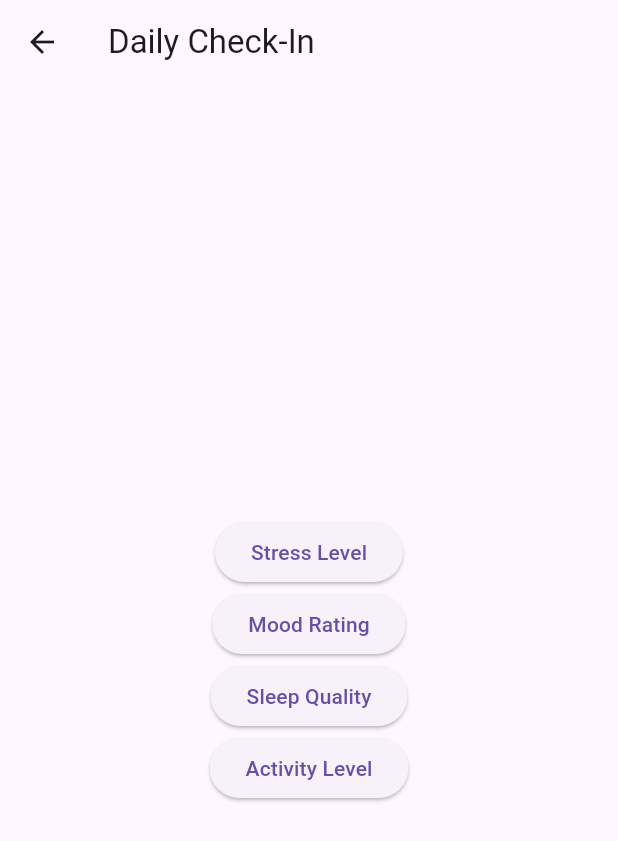
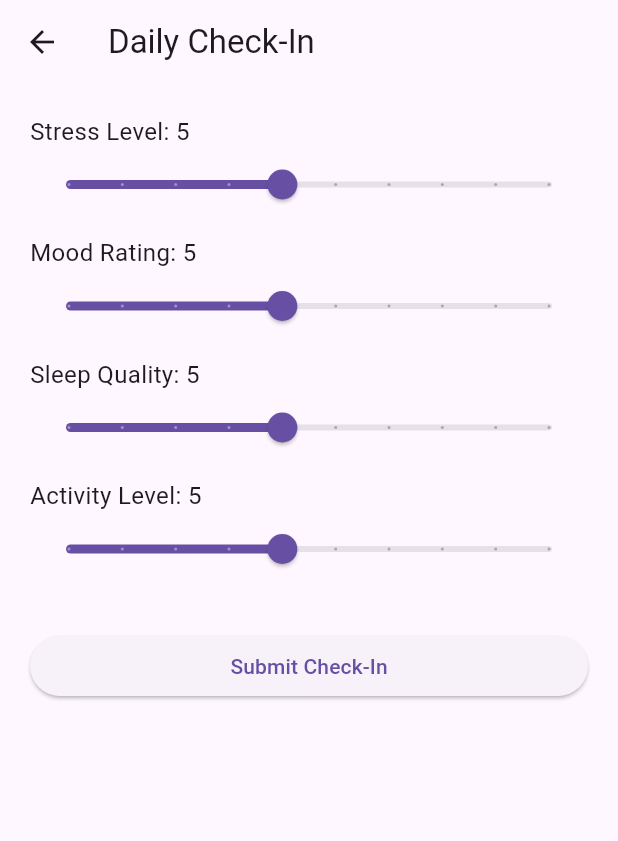
Before and after one commit to Katez17/SAT5317-Lab-3, a Flutter app: the DailyCheckInScreen screen opened by its route, on a phone screen of 412 x 824 dp. Shown: the top 841 px of the screen. Run offline on Flutter 3.47's test engine with Material 3 defaults, Android fonts, the phone set to English and light mode, and no system bars.

Commit message:
Update daily_checkin.dart

```diff
--- a/lib/daily_checkin.dart
+++ b/lib/daily_checkin.dart
@@ -1,21 +1,93 @@
 import 'package:flutter/material.dart';
+import 'package:http/http.dart' as http;
+import 'dart:convert';
 
-class DailyCheckInScreen extends StatelessWidget {
-  const DailyCheckInScreen({super.key}); // Add Key parameter
+class DailyCheckInScreen extends StatefulWidget {
+  const DailyCheckInScreen({super.key});
+
+  @override
+  State<DailyCheckInScreen> createState() => _DailyCheckInScreenState();
+}
+
+class _DailyCheckInScreenState extends State<DailyCheckInScreen> {
+  double stressLevel = 5;
+  double moodRating = 5;
+  double sleepQuality = 5;
+  double activityLevel = 5;
+  bool isSubmitting = false;
+
+  Future<void> submitCheckIn() async {
+    setState(() {
+      isSubmitting = true;
+    });
+
+    final url = Uri.parse("https://3x3yoj7fab.execute-api.us-east-2.amazonaws.com/test/DailyCheckIn");
+
+    final response = await http.post(
+      url,
+      headers: {"Content-Type": "application/json"},
+      body: json.encode({
+        "user_id": "kate_test", // Replace with real user ID if needed
+        "date": DateTime.now().toIso8601String(),
+        "stressLevel": stressLevel.toInt(),
+        "moodRating": moodRating.toInt(),
+        "sleepQuality": sleepQuality.toInt(),
+        "activityLevel": activityLevel.toInt(),
+      }),
+    );
+
+    setState(() {
+      isSubmitting = false;
+    });
+
+    if (response.statusCode == 200) {
+      ScaffoldMessenger.of(context).showSnackBar(
+        const SnackBar(content: Text('Check-in submitted successfully!')),
+      );
+    } else {
+      ScaffoldMessenger.of(context).showSnackBar(
+        SnackBar(content: Text('Error submitting check-in: ${response.body}')),
+      );
+    }
+  }
+
+  Widget _buildSlider(String label, double value, ValueChanged<double> onChanged) {
+    return Column(
+      crossAxisAlignment: CrossAxisAlignment.start,
+      children: [
+        Text('$label: ${value.toInt()}', style: const TextStyle(fontSize: 16)),
+        Slider(
+          value: value,
+          min: 1,
+          max: 10,
+          divisions: 9,
+          label: value.toInt().toString(),
+          onChanged: onChanged,
+        ),
+        const SizedBox(height: 10),
+      ],
+    );
+  }
+
   @override
   Widget build(BuildContext context) {
     return Scaffold(
-      appBar: AppBar(
-        title: Text('Daily Check-In'),
-      ),
-      body: Center(
-        child: Column(
-          mainAxisAlignment: MainAxisAlignment.center,
+      appBar: AppBar(title: const Text('Daily Check-In')),
+      body: Padding(
+        padding: const EdgeInsets.all(20),
+        child: ListView(
           children: [
-            ElevatedButton(onPressed: () {}, child: Text('Stress Level')),
-            ElevatedButton(onPressed: () {}, child: Text('Mood Rating')),
-            ElevatedButton(onPressed: () {}, child: Text('Sleep Quality')),
-            ElevatedButton(onPressed: () {}, child: Text('Activity Level')),
+            _buildSlider('Stress Level', stressLevel, (val) => setState(() => stressLevel = val)),
+            _buildSlider('Mood Rating', moodRating, (val) => setState(() => moodRating = val)),
+            _buildSlider('Sleep Quality', sleepQuality, (val) => setState(() => sleepQuality = val)),
+            _buildSlider('Activity Level', activityLevel, (val) => setState(() => activityLevel = val)),
+            const SizedBox(height: 20),
+            ElevatedButton(
+              onPressed: isSubmitting ? null : submitCheckIn,
+              child: isSubmitting
+                  ? const CircularProgressIndicator(color: Colors.white)
+                  : const Text('Submit Check-In'),
+            ),
           ],
         ),
       ),
```
